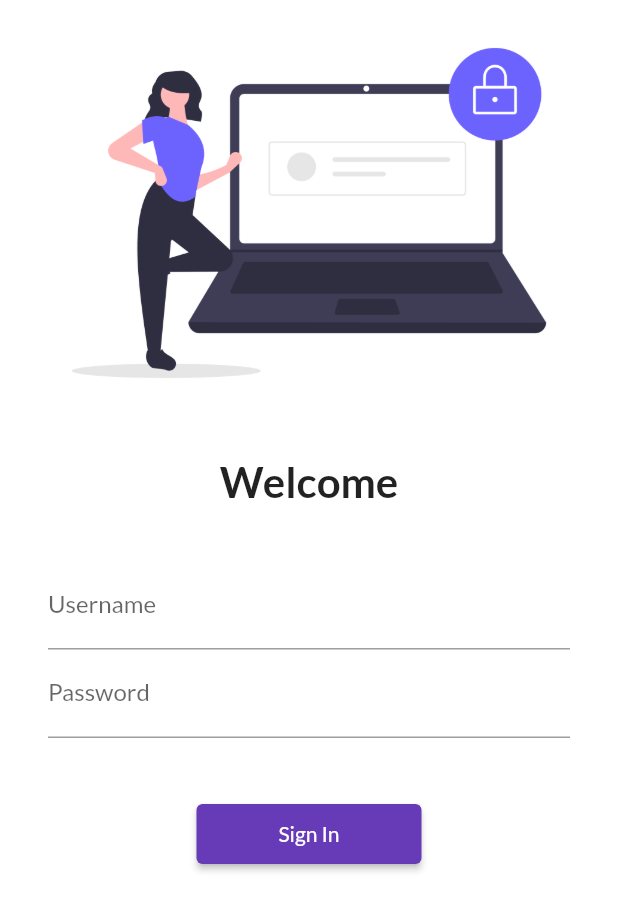
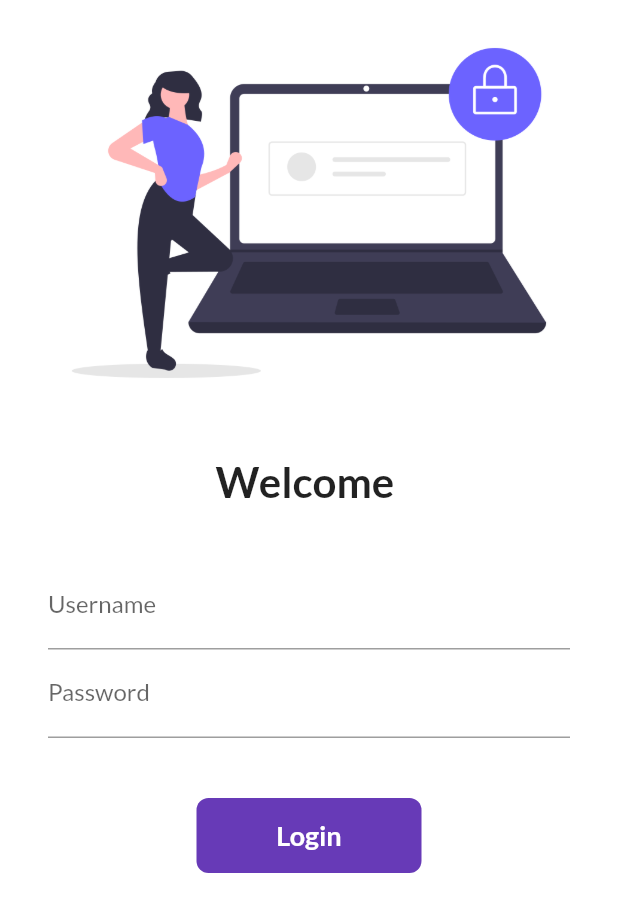
Before and after one commit to undertaj/Flutter-Task, a Flutter app: the screen it shows after launch, on a phone screen of 412 x 824 dp. Shown: the top 912 px of the screen. Run offline on Flutter 3.47's test engine with Material 2 defaults, Android fonts, the phone set to English and light mode, and no system bars; our stand-ins replace google_fonts.

Commit message:
day6completed

```diff
--- a/lib/main.dart
+++ b/lib/main.dart
@@ -15,6 +15,9 @@ class MyApp extends StatelessWidget {
   Widget build(BuildContext context) {
     return MaterialApp(
       themeMode: ThemeMode.light,
+
+      // debugShowCheckedModeBanner: false,
+
       theme: ThemeData(
           primarySwatch: Colors.deepPurple,
       // textTheme: GoogleFonts.latoTextTheme()
--- a/lib/pages/login_page.dart
+++ b/lib/pages/login_page.dart
@@ -1,9 +1,15 @@
 import 'package:flutter/material.dart';
-import '';
 import '../utils/routes.dart';
 
-class LoginPage extends StatelessWidget {
-  const LoginPage({Key? key}) : super(key: key);
+
+class LoginPage extends StatefulWidget {
+  @override
+  _LoginPageState createState() => _LoginPageState();
+}
+
+class _LoginPageState extends State<LoginPage> {
+  String name = "";
+  bool changeButton = false;
 
   @override
     Widget build(BuildContext context) {
@@ -12,60 +18,88 @@ class LoginPage extends StatelessWidget {
         child: SingleChildScrollView(
           child: Column(
             children: [
-            Image.asset("assets/images/login_image.png",
+              Image.asset(
+                "assets/images/login_image.png",
                 fit: BoxFit.cover,
               ),
-
-            const SizedBox(
+              SizedBox(
                 height: 20.0,
               ),
-
-            const Text(
-              "Welcome",
+              Text(
+                "Welcome $name",
                 style: TextStyle(
                   fontSize: 28,
-                fontWeight: FontWeight.bold
-              )
+                  fontWeight: FontWeight.bold,
                 ),
-
-            const SizedBox(
+              ),
+              SizedBox(
                 height: 20.0,
               ),
               Padding(
-              padding: const EdgeInsets.symmetric(vertical: 16.0, horizontal: 32.0),
-
+                padding: const EdgeInsets.symmetric(
+                    vertical: 16.0, horizontal: 32.0),
                 child: Column(
                   children: [
                     TextFormField(
-                      decoration: const InputDecoration(
+                      decoration: InputDecoration(
                         hintText: "Enter username",
-                      labelText: "Username"
-                    )
+                        labelText: "Username",
+                      ),
+                      onChanged: (value) {
+                        name = value;
+                        setState(() {});
+                        },
                     ),
                     TextFormField(
                       obscureText: true,
-                        decoration: const InputDecoration(
-                            hintText: "Enter Password",
-                            labelText: "Password"
-                        )
+                      decoration: InputDecoration(
+                        hintText: "Enter password",
+                        labelText: "Password",
                       ),
-                    const SizedBox(
+                    ),
+                    SizedBox(
                       height: 40.0,
                     ),
-                    ElevatedButton(
-                        child: Text("Sign In"),
-                        style: TextButton.styleFrom(minimumSize: Size(150, 40)),
-                        onPressed: () {
+                    InkWell(
+                      onTap: () async {
+                        setState(() {
+                          changeButton = true;
+                        });
+                        await Future.delayed(Duration(seconds: 1));
                         Navigator.pushNamed(context, MyRoutes.homeRoute);
-                        }
+                        },
+                      child: AnimatedContainer(
+                        duration: Duration(seconds: 1),
+                        width: changeButton ? 50 : 150,
+                        height: 50,
+                        alignment: Alignment.center,
+                        child: changeButton ? Icon(Icons.done, color: Colors.white,) : Text(
+                          "Login",
+                          style: TextStyle(
+                              color: Colors.white,
+                              fontWeight: FontWeight.bold,
+                              fontSize: 18),
+                        ),
+                        decoration: BoxDecoration(
+                          color: Colors.deepPurple,
+                          borderRadius:
+                          BorderRadius.circular(changeButton ? 50 : 8),
+                        ),
+                      ),
+                    ),
+
+                    // ElevatedButton(
+                    //   child: Text("Login"),
+                    //   style: TextButton.styleFrom(minimumSize: Size(150, 40)),
+                    //   onPressed: () {
+                    //     Navigator.pushNamed(context, MyRoutes.homeRoute);
+                    //   },
+                    // )
+          ],
+          ),
         )
       ],
     ),
-              ),
-
-          ]
-    ),
-      )
-    );
+    ));
     }
     }
```
Lines whose indentation alone changed are shown as unchanged.
